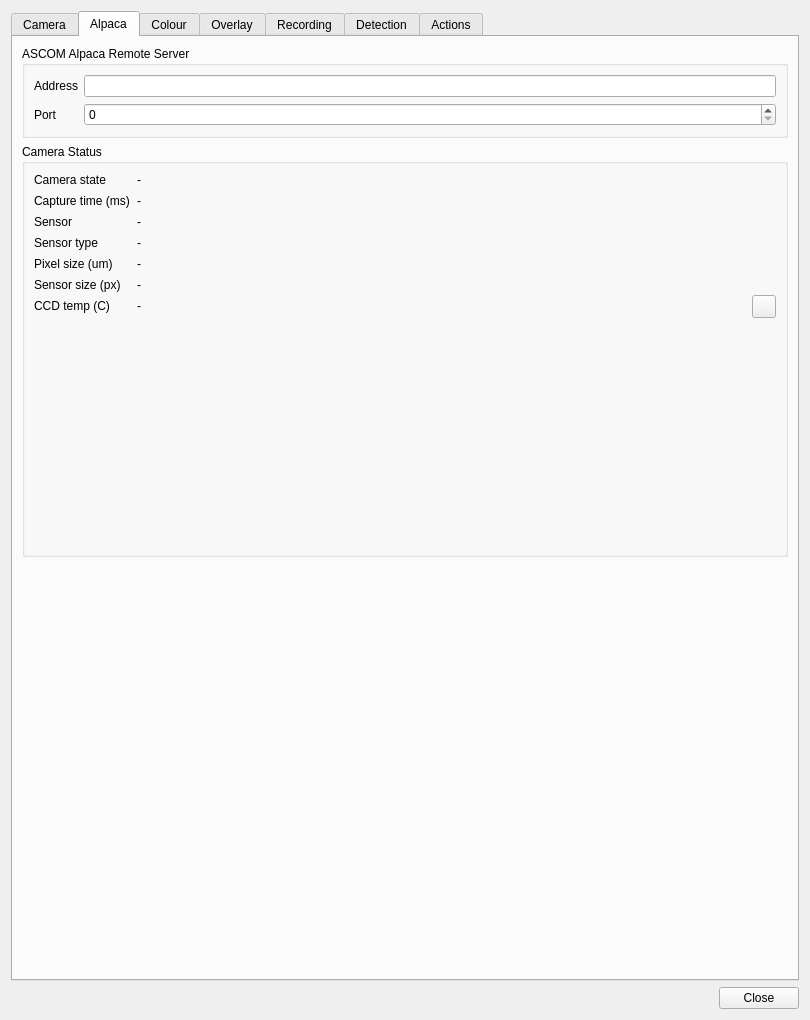
Before: the Qt Designer form plugins/feature/camera/camerasettingsdialog.ui in srcejon/sdrangel, drawn with Qt 5.
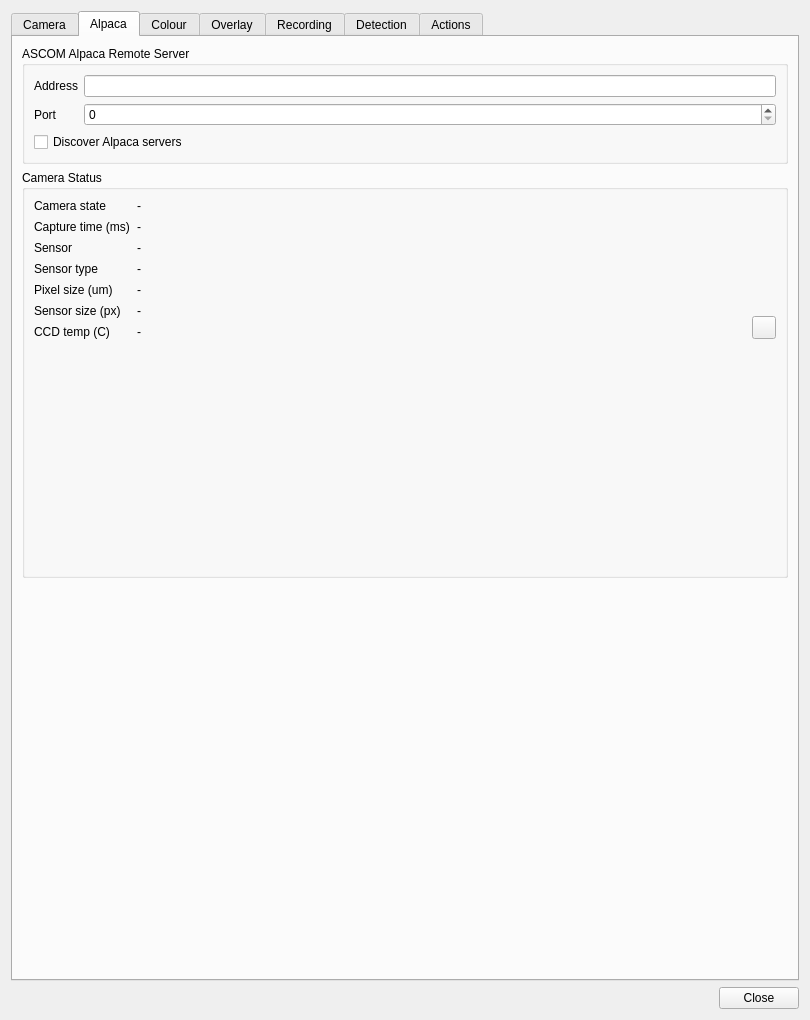
After: the same form once the commit is applied. The open tabs and pages were chosen to show the change. Icons and pictures are not drawn.

Commit message: Add Alpaca camera discovery

The edit to the form file:
```diff
--- a/plugins/feature/camera/camerasettingsdialog.ui
+++ b/plugins/feature/camera/camerasettingsdialog.ui
@@ -640,6 +640,16 @@
             </property>
            </widget>
           </item>
+          <item row="2" column="0" colspan="2">
+           <widget class="QCheckBox" name="alpacaDiscoveryCheck">
+            <property name="toolTip">
+             <string>Discover Alpaca servers on the local network and populate the camera list from the responses</string>
+            </property>
+            <property name="text">
+             <string>Discover Alpaca servers</string>
+            </property>
+           </widget>
+          </item>
          </layout>
         </widget>
        </item>
```
The commit also changes 7 other files.
